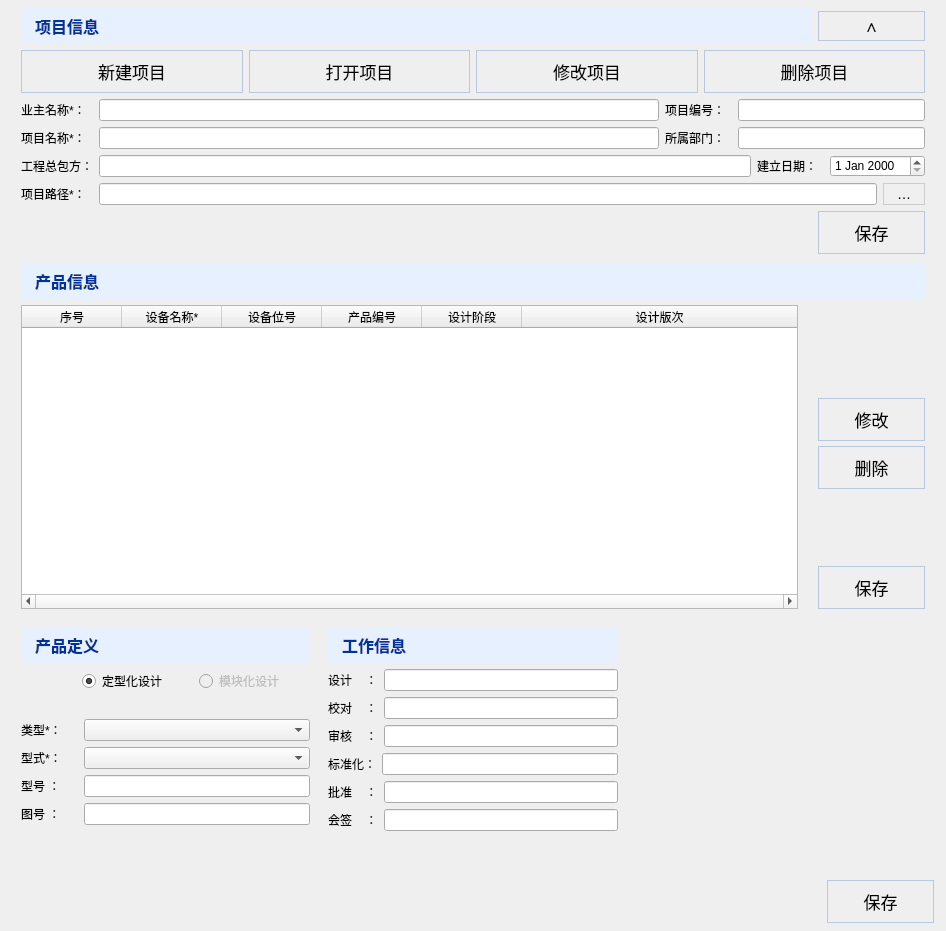
Old version of the form modules/chanpinguanli/guanli_new.ui in the repository smallyu666/smallyu_donlanpec.
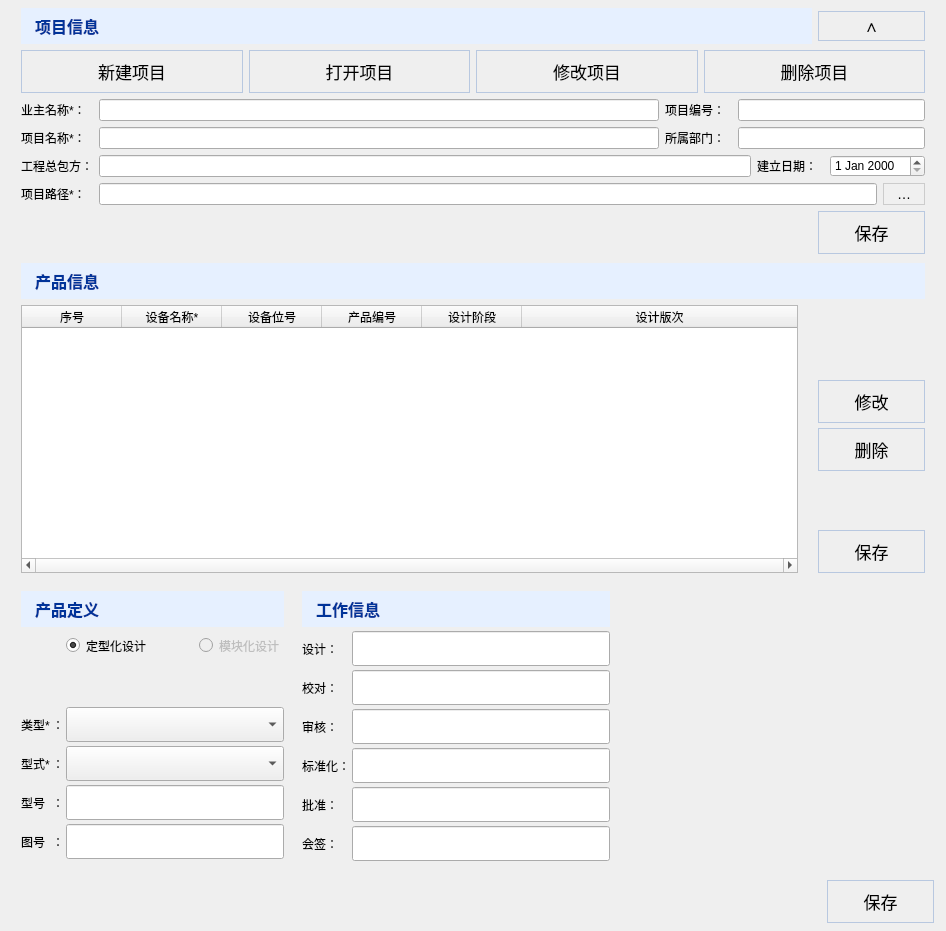
New version of the form. Icons and pictures are not drawn.

Commit message: 产品管理界面产品信息区域ui问题调整

What changed in the file:
```diff
--- a/modules/chanpinguanli/guanli_new.ui
+++ b/modules/chanpinguanli/guanli_new.ui
@@ -117,7 +117,42 @@
 QScrollBar::add-page:vertical,
 QScrollBar::sub-page:vertical {
     background: none;
-}</string>
+}
+
+/* 产品定义 / 工作信息：统一行高与输入框内边距 */
+#product_definition_group QLineEdit,
+#product_definition_group QComboBox,
+#work_information_group QLineEdit {
+    min-height: 29px;
+    max-height: 29px;
+    padding: 2px 8px;
+}
+
+#product_definition_group QRadioButton {
+    min-height: 29px;
+    max-height: 29px;
+}
+
+/* 产品定义：名称列按最宽项自动定宽，冒号单独一列，大中小字号都能对齐 */
+#product_type_label, #product_form_label, #product_model_label, #drawing_prefix_label,
+#product_type_colon, #product_form_colon, #product_model_colon, #drawing_prefix_colon {
+    padding: 0px;
+}
+
+/* 工作信息名称列：4em≈「标准化：」，左对齐，随字号缩放 */
+#design_label, #proofread_label, #review_label, #standardization_label,
+#approval_label, #co_signature_label {
+    min-width: 4em;
+    max-width: 4em;
+}
+
+/* 工作信息姓名框：约 14 汉字宽 */
+#design_input, #proofread_input, #review_input,
+#standardization_input, #approval_input, #co_signature_input {
+    min-width: 240px;
+    max-width: 240px;
+}
+</string>
   </property>
   <layout class="QVBoxLayout" name="verticalLayout_4" stretch="0,0,1,0">
    <property name="spacing">
@@ -596,7 +631,7 @@
    <item>
     <layout class="QVBoxLayout" name="verticalLayout_3" stretch="0,0">
      <item>
-      <layout class="QHBoxLayout" name="horizontalLayout_6" stretch="2,2,2">
+      <layout class="QHBoxLayout" name="horizontalLayout_6" stretch="5,3,8">
        <item>
         <widget class="QGroupBox" name="product_definition_group">
          <property name="title">
@@ -606,6 +641,9 @@
           <bool>true</bool>
          </property>
          <layout class="QVBoxLayout" name="verticalLayout">
+          <property name="spacing">
+           <number>4</number>
+          </property>
           <item>
            <widget class="QLabel" name="label_3">
             <property name="minimumSize">
@@ -626,99 +664,222 @@
            </widget>
           </item>
           <item>
-           <layout class="QHBoxLayout" name="horizontalLayout_mode" stretch="2,4,4">
-            <item>
-             <widget class="QLabel" name="design_mode_label">
-              <property name="text">
-               <string>&lt;html&gt;&lt;head/&gt;&lt;body&gt;&lt;p/&gt;&lt;/body&gt;&lt;/html&gt;</string>
+           <layout class="QGridLayout" name="product_definition_fields_grid">
+            <property name="leftMargin">
+             <number>0</number>
+            </property>
+            <property name="topMargin">
+             <number>0</number>
+            </property>
+            <property name="rightMargin">
+             <number>0</number>
+            </property>
+            <property name="bottomMargin">
+             <number>0</number>
+            </property>
+            <property name="horizontalSpacing">
+             <number>2</number>
+            </property>
+            <property name="verticalSpacing">
+             <number>4</number>
+            </property>
+            <item row="0" column="2">
+             <layout class="QHBoxLayout" name="horizontalLayout_mode" stretch="0,0,0,1">
+              <property name="spacing">
+               <number>0</number>
               </property>
-             </widget>
+              <item>
+               <widget class="QRadioButton" name="radio_standard_design">
+                <property name="text">
+                 <string>定型化设计</string>
+                </property>
+                <property name="checked">
+                 <bool>true</bool>
+                </property>
+               </widget>
+              </item>
+              <item>
+               <spacer name="horizontalSpacer_mode_gap">
+                <property name="orientation">
+                 <enum>Qt::Horizontal</enum>
+                </property>
+                <property name="sizeType">
+                 <enum>QSizePolicy::Fixed</enum>
+                </property>
+                <property name="sizeHint" stdset="0">
+                 <size>
+                  <width>48</width>
+                  <height>20</height>
+                 </size>
+                </property>
+               </spacer>
+              </item>
+              <item>
+               <widget class="QRadioButton" name="radio_modular_design">
+                <property name="enabled">
+                 <bool>false</bool>
+                </property>
+                <property name="text">
+                 <string>模块化设计</string>
+                </property>
+                <property name="checked">
+                 <bool>false</bool>
+                </property>
+               </widget>
+              </item>
+              <item>
+               <spacer name="horizontalSpacer_mode">
+                <property name="orientation">
+                 <enum>Qt::Horizontal</enum>
+                </property>
+                <property name="sizeHint" stdset="0">
+                 <size>
+                  <width>0</width>
+                  <height>20</height>
+                 </size>
+                </property>
+               </spacer>
+              </item>
+             </layout>
             </item>
-            <item>
-             <widget class="QRadioButton" name="radio_standard_design">
-              <property name="text">
-               <string>定型化设计</string>
+            <item row="1" column="0" colspan="3">
+             <widget class="QLabel" name="label_5">
+              <property name="minimumSize">
+               <size>
+                <width>0</width>
+                <height>39</height>
+               </size>
               </property>
-              <property name="checked">
-               <bool>true</bool>
+              <property name="maximumSize">
+               <size>
+                <width>16777215</width>
+                <height>34</height>
+               </size>
               </property>
-             </widget>
-            </item>
-            <item>
-             <widget class="QRadioButton" name="radio_modular_design">
-              <property name="enabled">
-               <bool>false</bool>
-              </property>
               <property name="text">
-               <string>模块化设计</string>
+               <string/>
               </property>
-              <property name="checked">
-               <bool>false</bool>
-              </property>
              </widget>
             </item>
-           </layout>
-          </item>
-          <item>
-           <widget class="QLabel" name="label_5">
-            <property name="text">
-             <string>    </string>
-            </property>
-           </widget>
-          </item>
-          <item>
-           <layout class="QHBoxLayout" name="horizontalLayout" stretch="2,8">
-            <item>
+            <item row="2" column="0">
              <widget class="QLabel" name="product_type_label">
               <property name="text">
-               <string>类型*：</string>
+               <string>类型*</string>
               </property>
+              <property name="alignment">
+               <set>Qt::AlignLeading|Qt::AlignLeft|Qt::AlignVCenter</set>
+              </property>
              </widget>
             </item>
-            <item>
-             <widget class="QComboBox" name="product_type_combo"/>
+            <item row="2" column="1">
+             <widget class="QLabel" name="product_type_colon">
+              <property name="text">
+               <string>：</string>
+              </property>
+              <property name="alignment">
+               <set>Qt::AlignLeading|Qt::AlignLeft|Qt::AlignVCenter</set>
+              </property>
+             </widget>
             </item>
-           </layout>
-          </item>
-          <item>
-           <layout class="QHBoxLayout" name="horizontalLayout_5" stretch="2,8">
-            <item>
+            <item row="2" column="2">
+             <widget class="QComboBox" name="product_type_combo">
+              <property name="sizePolicy">
+               <sizepolicy hsizetype="Expanding" vsizetype="Fixed">
+                <horstretch>1</horstretch>
+                <verstretch>0</verstretch>
+               </sizepolicy>
+              </property>
+             </widget>
+            </item>
+            <item row="3" column="0">
              <widget class="QLabel" name="product_form_label">
               <property name="text">
-               <string>型式*：</string>
+               <string>型式*</string>
               </property>
+              <property name="alignment">
+               <set>Qt::AlignLeading|Qt::AlignLeft|Qt::AlignVCenter</set>
+              </property>
              </widget>
             </item>
-            <item>
-             <widget class="QComboBox" name="product_form_combo"/>
+            <item row="3" column="1">
+             <widget class="QLabel" name="product_form_colon">
+              <property name="text">
+               <string>：</string>
+              </property>
+              <property name="alignment">
+               <set>Qt::AlignLeading|Qt::AlignLeft|Qt::AlignVCenter</set>
+              </property>
+             </widget>
             </item>
-           </layout>
-          </item>
-          <item>
-           <layout class="QHBoxLayout" name="horizontalLayout_2" stretch="2,8">
-            <item>
+            <item row="3" column="2">
+             <widget class="QComboBox" name="product_form_combo">
+              <property name="sizePolicy">
+               <sizepolicy hsizetype="Expanding" vsizetype="Fixed">
+                <horstretch>1</horstretch>
+                <verstretch>0</verstretch>
+               </sizepolicy>
+              </property>
+             </widget>
+            </item>
+            <item row="4" column="0">
              <widget class="QLabel" name="product_model_label">
               <property name="text">
-               <string>型号 ：</string>
+               <string>型号</string>
               </property>
+              <property name="alignment">
+               <set>Qt::AlignLeading|Qt::AlignLeft|Qt::AlignVCenter</set>
+              </property>
              </widget>
             </item>
-            <item>
-             <widget class="QLineEdit" name="product_model_input"/>
+            <item row="4" column="1">
+             <widget class="QLabel" name="product_model_colon">
+              <property name="text">
+               <string>：</string>
+              </property>
+              <property name="alignment">
+               <set>Qt::AlignLeading|Qt::AlignLeft|Qt::AlignVCenter</set>
+              </property>
+             </widget>
             </item>
-           </layout>
-          </item>
-          <item>
-           <layout class="QHBoxLayout" name="horizontalLayout_4" stretch="2,8">
-            <item>
+            <item row="4" column="2">
+             <widget class="QLineEdit" name="product_model_input">
+              <property name="sizePolicy">
+               <sizepolicy hsizetype="Expanding" vsizetype="Fixed">
+                <horstretch>1</horstretch>
+                <verstretch>0</verstretch>
+               </sizepolicy>
+              </property>
+             </widget>
+            </item>
+            <item row="5" column="0">
              <widget class="QLabel" name="drawing_prefix_label">
               <property name="text">
-               <string>图号 ：</string>
+               <string>图号</string>
               </property>
+              <property name="alignment">
+               <set>Qt::AlignLeading|Qt::AlignLeft|Qt::AlignVCenter</set>
+              </property>
              </widget>
             </item>
-            <item>
-             <widget class="QLineEdit" name="drawing_prefix_input"/>
+            <item row="5" column="1">
+             <widget class="QLabel" name="drawing_prefix_colon">
+              <property name="text">
+               <string>：</string>
+              </property>
+              <property name="alignment">
+               <set>Qt::AlignLeading|Qt::AlignLeft|Qt::AlignVCenter</set>
+              </property>
+             </widget>
+            </item>
+            <item row="5" column="2">
+             <widget class="QLineEdit" name="drawing_prefix_input">
+              <property name="sizePolicy">
+               <sizepolicy hsizetype="Expanding" vsizetype="Fixed">
+                <horstretch>1</horstretch>
+                <verstretch>0</verstretch>
+               </sizepolicy>
+              </property>
+             </widget>
             </item>
            </layout>
           </item>
@@ -730,7 +891,7 @@
             <property name="sizeHint" stdset="0">
              <size>
               <width>20</width>
-              <height>10</height>
+              <height>5</height>
              </size>
             </property>
            </spacer>
@@ -740,6 +901,12 @@
        </item>
        <item>
         <widget class="QGroupBox" name="work_information_group">
+         <property name="maximumSize">
+          <size>
+           <width>440</width>
+           <height>16777215</height>
+          </size>
+         </property>
          <property name="title">
           <string/>
          </property>
@@ -747,6 +914,9 @@
           <bool>true</bool>
          </property>
          <layout class="QVBoxLayout" name="verticalLayout_2">
+          <property name="spacing">
+           <number>4</number>
+          </property>
           <item>
            <widget class="QLabel" name="label_4">
             <property name="minimumSize">
@@ -767,86 +937,272 @@
            </widget>
           </item>
           <item>
-           <layout class="QHBoxLayout" name="horizontalLayout_13">
+           <layout class="QHBoxLayout" name="horizontalLayout_13" stretch="0,1">
+            <property name="spacing">
+             <number>2</number>
+            </property>
             <item>
              <widget class="QLabel" name="design_label">
+              <property name="minimumSize">
+               <size>
+                <width>0</width>
+                <height>29</height>
+               </size>
+              </property>
+              <property name="maximumSize">
+               <size>
+                <width>16777215</width>
+                <height>29</height>
+               </size>
+              </property>
               <property name="text">
-               <string>设计    ：</string>
+               <string>设计：</string>
+              </property>
+              <property name="alignment">
+               <set>Qt::AlignLeading|Qt::AlignLeft|Qt::AlignVCenter</set>
               </property>
              </widget>
             </item>
             <item>
-             <widget class="QLineEdit" name="design_input"/>
+             <widget class="QLineEdit" name="design_input">
+              <property name="minimumSize">
+               <size>
+                <width>258</width>
+                <height>35</height>
+               </size>
+              </property>
+              <property name="maximumSize">
+               <size>
+                <width>258</width>
+                <height>35</height>
+               </size>
+              </property>
+             </widget>
             </item>
            </layout>
           </item>
           <item>
-           <layout class="QHBoxLayout" name="horizontalLayout_9">
+           <layout class="QHBoxLayout" name="horizontalLayout_9" stretch="0,1">
+            <property name="spacing">
+             <number>2</number>
+            </property>
             <item>
              <widget class="QLabel" name="proofread_label">
+              <property name="minimumSize">
+               <size>
+                <width>0</width>
+                <height>29</height>
+               </size>
+              </property>
+              <property name="maximumSize">
+               <size>
+                <width>16777215</width>
+                <height>29</height>
+               </size>
+              </property>
               <property name="text">
-               <string>校对    ：</string>
+               <string>校对：</string>
+              </property>
+              <property name="alignment">
+               <set>Qt::AlignLeading|Qt::AlignLeft|Qt::AlignVCenter</set>
               </property>
              </widget>
             </item>
             <item>
-             <widget class="QLineEdit" name="proofread_input"/>
+             <widget class="QLineEdit" name="proofread_input">
+              <property name="minimumSize">
+               <size>
+                <width>258</width>
+                <height>35</height>
+               </size>
+              </property>
+              <property name="maximumSize">
+               <size>
+                <width>258</width>
+                <height>35</height>
+               </size>
+              </property>
+             </widget>
             </item>
            </layout>
           </item>
           <item>
-           <layout class="QHBoxLayout" name="horizontalLayout_10">
+           <layout class="QHBoxLayout" name="horizontalLayout_10" stretch="0,1">
+            <property name="spacing">
+             <number>2</number>
+            </property>
             <item>
              <widget class="QLabel" name="review_label">
+              <property name="minimumSize">
+               <size>
+                <width>0</width>
+                <height>29</height>
+               </size>
+              </property>
+              <property name="maximumSize">
+               <size>
+                <width>16777215</width>
+                <height>29</height>
+               </size>
+              </property>
               <property name="text">
-               <string>审核    ：</string>
+               <string>审核：</string>
+              </property>
+              <property name="alignment">
+               <set>Qt::AlignLeading|Qt::AlignLeft|Qt::AlignVCenter</set>
               </property>
              </widget>
             </item>
             <item>
-             <widget class="QLineEdit" name="review_input"/>
+             <widget class="QLineEdit" name="review_input">
+              <property name="minimumSize">
+               <size>
+                <width>258</width>
+                <height>35</height>
+               </size>
+              </property>
+              <property name="maximumSize">
+               <size>
+                <width>258</width>
+                <height>35</height>
+               </size>
+              </property>
+             </widget>
             </item>
            </layout>
           </item>
           <item>
-           <layout class="QHBoxLayout" name="horizontalLayout_11">
+           <layout class="QHBoxLayout" name="horizontalLayout_11" stretch="0,1">
+            <property name="spacing">
+             <number>2</number>
+            </property>
             <item>
              <widget class="QLabel" name="standardization_label">
+              <property name="minimumSize">
+               <size>
+                <width>0</width>
+                <height>29</height>
+               </size>
+              </property>
+              <property name="maximumSize">
+               <size>
+                <width>16777215</width>
+                <height>29</height>
+               </size>
+              </property>
               <property name="text">
                <string>标准化：</string>
               </property>
+              <property name="alignment">
+               <set>Qt::AlignLeading|Qt::AlignLeft|Qt::AlignVCenter</set>
+              </property>
              </widget>
             </item>
             <item>
-             <widget class="QLineEdit" name="standardization_input"/>
+             <widget class="QLineEdit" name="standardization_input">
+              <property name="minimumSize">
+               <size>
+                <width>258</width>
+                <height>35</height>
+               </size>
+              </property>
+              <property name="maximumSize">
+               <size>
+                <width>258</width>
+                <height>35</height>
+               </size>
+              </property>
+             </widget>
             </item>
            </layout>
           </item>
           <item>
-           <layout class="QHBoxLayout" name="horizontalLayout_12">
+           <layout class="QHBoxLayout" name="horizontalLayout_12" stretch="0,1">
+            <property name="spacing">
+             <number>2</number>
+            </property>
             <item>
              <widget class="QLabel" name="approval_label">
+              <property name="minimumSize">
+               <size>
+                <width>0</width>
+                <height>29</height>
+               </size>
+              </property>
+              <property name="maximumSize">
+               <size>
+                <width>16777215</width>
+                <height>29</height>
+               </size>
+              </property>
               <property name="text">
-               <string>批准    ：</string>
+               <string>批准：</string>
+              </property>
+              <property name="alignment">
+               <set>Qt::AlignLeading|Qt::AlignLeft|Qt::AlignVCenter</set>
               </property>
              </widget>
             </item>
             <item>
-             <widget class="QLineEdit" name="approval_input"/>
+             <widget class="QLineEdit" name="approval_input">
+              <property name="minimumSize">
+               <size>
+                <width>258</width>
+                <height>35</height>
+               </size>
+              </property>
+              <property name="maximumSize">
+               <size>
+                <width>258</width>
+                <height>35</height>
+               </size>
+              </property>
+             </widget>
             </item>
            </layout>
           </item>
           <item>
-           <layout class="QHBoxLayout" name="horizontalLayout_14">
+           <layout class="QHBoxLayout" name="horizontalLayout_14" stretch="0,1">
+            <property name="spacing">
+             <number>2</number>
+            </property>
             <item>
              <widget class="QLabel" name="co_signature_label">
+              <property name="minimumSize">
+               <size>
+                <width>0</width>
+                <height>29</height>
+               </size>
+              </property>
+              <property name="maximumSize">
+               <size>
+                <width>16777215</width>
+                <height>29</height>
+               </size>
+              </property>
               <property name="text">
-               <string>会签    ：</string>
+               <string>会签：</string>
+              </property>
+              <property name="alignment">
+               <set>Qt::AlignLeading|Qt::AlignLeft|Qt::AlignVCenter</set>
               </property>
              </widget>
             </item>
             <item>
-             <widget class="QLineEdit" name="co_signature_input"/>
+             <widget class="QLineEdit" name="co_signature_input">
+              <property name="minimumSize">
+               <size>
+                <width>258</width>
+                <height>35</height>
+               </size>
+              </property>
+              <property name="maximumSize">
+               <size>
+                <width>258</width>
+                <height>35</height>
+               </size>
+              </property>
+             </widget>
             </item>
            </layout>
           </item>
@@ -858,7 +1214,7 @@
             <property name="sizeHint" stdset="0">
              <size>
               <width>20</width>
-              <height>40</height>
+              <height>10</height>
              </size>
             </property>
            </spacer>
```
The commit also changes 4 other files.
